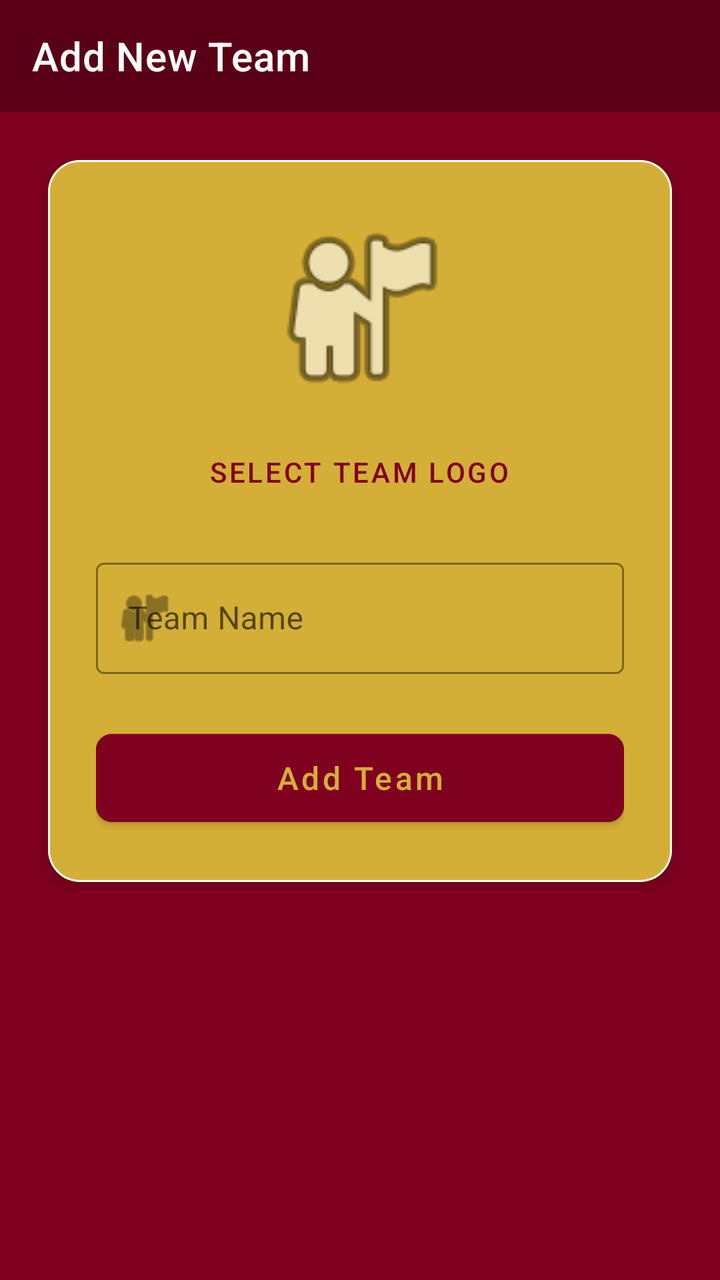
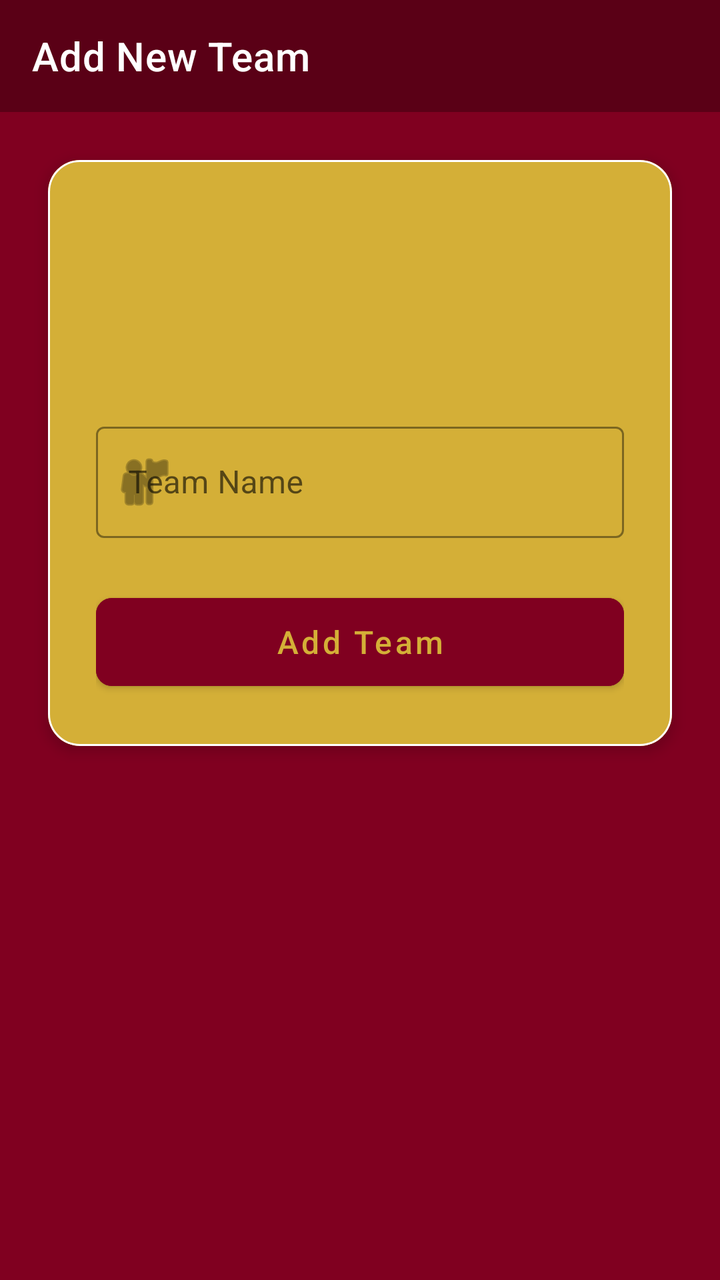

An Android layout rendered at two revisions. The XML below is the earlier revision; the diff shows what the commit changed to produce the second picture.
<!-- AndroidManifest.xml: application theme Theme.KickOff -->
<!-- res/layout/activity_add_team.xml -->
<androidx.constraintlayout.widget.ConstraintLayout xmlns:android="http://schemas.android.com/apk/res/android"
    xmlns:app="http://schemas.android.com/apk/res-auto"
    android:layout_width="match_parent"
    android:layout_height="match_parent"
    android:background="@color/primaryMaroon">

    <com.google.android.material.appbar.MaterialToolbar
        android:id="@+id/toolbar"
        android:layout_width="match_parent"
        android:layout_height="?attr/actionBarSize"
        android:background="@color/darkMaroon"
        android:theme="@style/ThemeOverlay.MaterialComponents.Dark.ActionBar"
        app:layout_constraintTop_toTopOf="parent"
        app:title="@string/add_new_team"
        app:titleCentered="@android:bool/config_enableMaterialDesignInPackageInstaller"
        app:titleTextColor="@color/white" />

    <com.google.android.material.card.MaterialCardView
        android:layout_width="match_parent"
        android:layout_height="wrap_content"
        android:layout_margin="24dp"
        app:cardCornerRadius="16dp"
        app:cardElevation="4dp"
        app:strokeColor="@color/white"
        app:strokeWidth="1dp"
        app:layout_constraintTop_toBottomOf="@id/toolbar">

        <LinearLayout
            android:layout_width="match_parent"
            android:layout_height="wrap_content"
            android:orientation="vertical"
            android:background="@color/accentGold"
            android:padding="24dp">

            <ImageView
                android:id="@+id/ivTeamLogo"
                android:layout_width="100dp"
                android:layout_height="100dp"
                android:layout_gravity="center"
                android:layout_marginBottom="8dp"
                android:src="@android:drawable/ic_menu_myplaces"/>

            <com.google.android.material.button.MaterialButton
                android:id="@+id/btnSelectLogo"
                style="@style/Widget.MaterialComponents.Button.TextButton"
                android:layout_width="wrap_content"
                android:layout_height="wrap_content"
                android:layout_gravity="center"
                android:layout_marginBottom="16dp"
                android:text="@string/select_team_logo"
                android:textColor="@color/primaryMaroon" />

            <com.google.android.material.textfield.TextInputLayout
                style="@style/Widget.MaterialComponents.TextInputLayout.OutlinedBox"
                android:layout_width="match_parent"
                android:layout_height="wrap_content"
                android:hint="@string/team_name"
                app:boxStrokeColor="@color/primaryMaroon"
                app:hintTextColor="@color/primaryMaroon"
                app:startIconDrawable="@android:drawable/ic_menu_myplaces">

                <com.google.android.material.textfield.TextInputEditText
                    android:id="@+id/etTeamName"
                    android:layout_width="match_parent"
                    android:layout_height="wrap_content"
                    android:inputType="textCapWords" />
            </com.google.android.material.textfield.TextInputLayout>

            <com.google.android.material.button.MaterialButton
                android:id="@+id/btnSaveTeam"
                android:layout_width="match_parent"
                android:layout_height="56dp"
                android:layout_marginTop="24dp"
                android:text="@string/add_team"
                android:textColor="@color/accentGold"
                android:backgroundTint="@color/primaryMaroon"
                android:textAllCaps="false"
                android:textSize="16sp"
                app:cornerRadius="8dp" />

        </LinearLayout>
    </com.google.android.material.card.MaterialCardView>

</androidx.constraintlayout.widget.ConstraintLayout>
<!-- resources referenced by this layout -->
<resources>
  <color name="accentGold">#D4AF37</color>
  <color name="darkMaroon">#5A0016</color>
  <color name="primaryMaroon">#800020</color>
  <color name="white">#FFFFFF</color>
  <string name="add_new_team">Add New Team</string>
  <string name="add_team">Add Team</string>
  <string name="select_team_logo">Select Team Logo</string>
  <string name="team_name">Team Name</string>
  <style name="Theme.KickOff" parent="Theme.MaterialComponents.DayNight.NoActionBar">
          <item name="colorPrimary">@color/primaryMaroon</item>
          <item name="colorPrimaryVariant">@color/darkMaroon</item>
          <item name="colorOnPrimary">@color/white</item>
          <item name="colorSecondary">@color/accentGold</item>
      </style>
</resources>

<!-- the commit's change to res/layout/activity_add_team.xml (unified diff, before → after) -->
@@ -33,22 +33,11 @@
             android:padding="24dp">
 
             <ImageView
-                android:id="@+id/ivTeamLogo"
-                android:layout_width="100dp"
-                android:layout_height="100dp"
+                android:layout_width="80dp"
+                android:layout_height="80dp"
                 android:layout_gravity="center"
-                android:layout_marginBottom="8dp"
-                android:src="@android:drawable/ic_menu_myplaces"/>
-
-            <com.google.android.material.button.MaterialButton
-                android:id="@+id/btnSelectLogo"
-                style="@style/Widget.MaterialComponents.Button.TextButton"
-                android:layout_width="wrap_content"
-                android:layout_height="wrap_content"
-                android:layout_gravity="center"
-                android:layout_marginBottom="16dp"
-                android:text="@string/select_team_logo"
-                android:textColor="@color/primaryMaroon" />
+                android:layout_marginBottom="24dp"
+                android:src="@mipmap/ic_launcher" />
 
             <com.google.android.material.textfield.TextInputLayout
                 style="@style/Widget.MaterialComponents.TextInputLayout.OutlinedBox"
<!-- resource entries referenced after the edit -->
@@ -4,9 +4,15 @@
   <color name="darkMaroon">#5A0016</color>
   <color name="primaryMaroon">#800020</color>
   <color name="white">#FFFFFF</color>
+  <!-- mipmap ic_launcher (mipmap-anydpi-v26) -->
+  <?xml version="1.0" encoding="utf-8"?>
+  <adaptive-icon xmlns:android="http://schemas.android.com/apk/res/android">
+      <background android:drawable="@drawable/ic_launcher_background"/>
+      <foreground android:drawable="@mipmap/ic_launcher_foreground"/>
+      <monochrome android:drawable="@mipmap/ic_launcher_foreground"/>
+  </adaptive-icon>
   <string name="add_new_team">Add New Team</string>
   <string name="add_team">Add Team</string>
-  <string name="select_team_logo">Select Team Logo</string>
   <string name="team_name">Team Name</string>
   <style name="Theme.KickOff" parent="Theme.MaterialComponents.DayNight.NoActionBar">
           <item name="colorPrimary">@color/primaryMaroon</item>
@@ -14,5 +20,6 @@
           <item name="colorOnPrimary">@color/white</item>
           <item name="colorSecondary">@color/accentGold</item>
       </style>
+  <!-- drawable ic_launcher_background: vector/xml drawable (drawable, 4866 chars, omitted) -->
 </resources>
 
